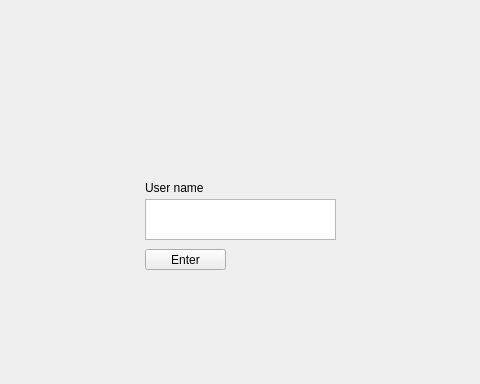
First picture: the form in mainwindow.ui, repository justinburrill/comp3004_d1, before the edit; both pictures show x 134 to 614 and y 0 to 384 of the 800 by 600 pixel window.
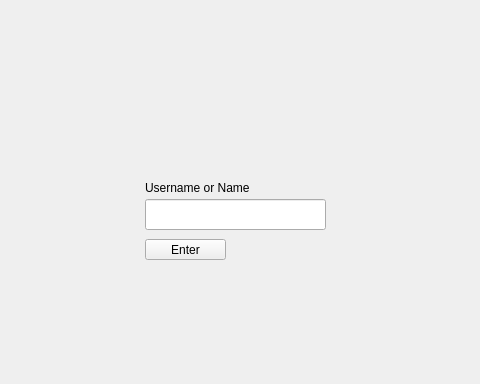
Second picture: the form after the edit.

```diff
--- a/mainwindow.ui
+++ b/mainwindow.ui
@@ -29,29 +29,19 @@
        <rect>
         <x>280</x>
         <y>180</y>
-        <width>101</width>
+        <width>131</width>
         <height>17</height>
        </rect>
       </property>
       <property name="text">
-       <string>User name</string>
-      </property>
-     </widget>
-     <widget class="QPlainTextEdit" name="username_entry">
-      <property name="geometry">
-       <rect>
-        <x>280</x>
-        <y>200</y>
-        <width>191</width>
-        <height>41</height>
-       </rect>
+       <string>Username or Name</string>
       </property>
      </widget>
      <widget class="QPushButton" name="enter_button">
       <property name="geometry">
        <rect>
         <x>280</x>
-        <y>250</y>
+        <y>240</y>
         <width>81</width>
         <height>21</height>
        </rect>
@@ -60,6 +50,16 @@
        <string>Enter</string>
       </property>
      </widget>
+     <widget class="QLineEdit" name="username_entry">
+      <property name="geometry">
+       <rect>
+        <x>280</x>
+        <y>200</y>
+        <width>181</width>
+        <height>31</height>
+       </rect>
+      </property>
+     </widget>
     </widget>
     <widget class="QWidget" name="customer_dashboard"/>
     <widget class="QWidget" name="kitchen_staff_dashboard"/>
```
Left out of the diff: 2 changed lines with no effect on the pictures.
